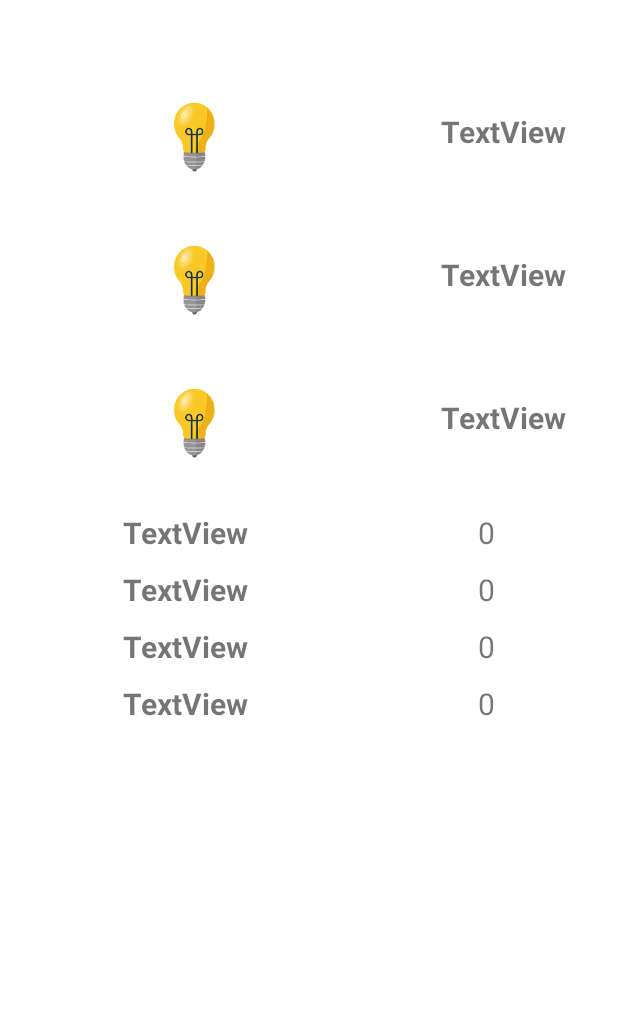
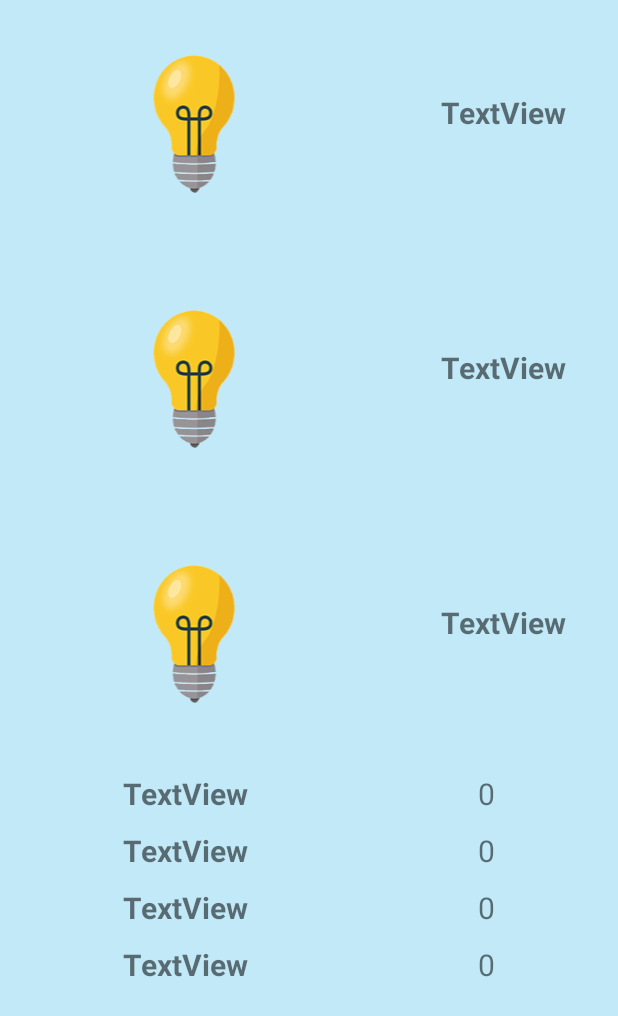
Before and after one commit to hoanguyennho35/display_luanvan, an Android app: the layout activity_main.xml on its own in the app's theme, with its tools: preview values and no code run, on a phone screen of 412 x 824 dp. Shown: the top 1016 px of the screen. Run offline under Robolectric (Android 15) with nearby library versions, the phone set to English and light mode, and no system bars.

Commit message:
change_lamp

```diff
--- a/app/src/main/res/layout/activity_main.xml
+++ b/app/src/main/res/layout/activity_main.xml
@@ -5,22 +5,24 @@
     android:layout_width="match_parent"
     android:layout_height="match_parent"
     tools:context=".MainActivity"
+    android:background="#C1E9F8"
     >
+
+    <ScrollView
+        android:layout_width="match_parent"
+        android:layout_height="match_parent">
+
+        <LinearLayout
+            android:layout_width="match_parent"
+            android:layout_height="match_parent"
+            android:orientation="vertical"
+            android:textSize="20dp">
+
             <LinearLayout
                 android:layout_width="match_parent"
                 android:layout_height="wrap_content"
-        android:orientation="vertical"
-        app:layout_constraintTop_toTopOf="parent"
-        app:layout_constraintLeft_toLeftOf="parent"
-        app:layout_constraintRight_toRightOf="parent"
-        android:layout_marginTop="50dp"
-        android:textSize="20dp"
-        >
-    <LinearLayout
-        android:layout_width="match_parent"
-        android:layout_height="wrap_content"
-        android:orientation="horizontal"
-        android:layout_marginBottom="20dp">
+                android:layout_marginBottom="20dp"
+                android:orientation="horizontal">
 
                 <ImageView
                     android:id="@+id/imageView"
@@ -35,15 +37,14 @@
                     android:gravity="center"
                     android:text="TextView"
                     android:textSize="20dp"
-            android:textStyle="bold"
-            />
+                    android:textStyle="bold" />
             </LinearLayout>
 
             <LinearLayout
                 android:layout_width="match_parent"
                 android:layout_height="wrap_content"
-        android:orientation="horizontal"
-        android:layout_marginBottom="20dp">
+                android:layout_marginBottom="20dp"
+                android:orientation="horizontal">
 
                 <ImageView
                     android:id="@+id/imageView1"
@@ -57,14 +58,15 @@
                     android:layout_height="match_parent"
                     android:gravity="center"
                     android:text="TextView"
-            android:textStyle="bold"
-            android:textSize="20dp"/>
+                    android:textSize="20dp"
+                    android:textStyle="bold" />
             </LinearLayout>
+
             <LinearLayout
                 android:layout_width="match_parent"
                 android:layout_height="wrap_content"
-        android:orientation="horizontal"
-        android:layout_marginBottom="20dp">
+                android:layout_marginBottom="20dp"
+                android:orientation="horizontal">
 
                 <ImageView
                     android:id="@+id/imageView2"
@@ -78,27 +80,26 @@
                     android:layout_height="match_parent"
                     android:gravity="center"
                     android:text="TextView"
-            android:textStyle="bold"
-            android:textSize="20dp"/>
+                    android:textSize="20dp"
+                    android:textStyle="bold" />
             </LinearLayout>
+
             <LinearLayout
                 android:layout_width="match_parent"
                 android:layout_height="wrap_content"
-        android:orientation="horizontal"
                 android:layout_margin="5dp"
                 android:layout_marginBottom="8dp"
-        >
+                android:orientation="horizontal">
 
                 <TextView
                     android:id="@+id/textView3"
                     android:layout_width="wrap_content"
                     android:layout_height="wrap_content"
                     android:layout_weight="1"
+                    android:gravity="center"
                     android:text="TextView"
-            android:gravity="center"
-            android:textStyle="bold"
                     android:textSize="20dp"
-            />
+                    android:textStyle="bold" />
 
                 <TextView
                     android:id="@+id/value0"
@@ -107,25 +108,25 @@
                     android:layout_weight="1"
                     android:gravity="center"
                     android:text="0"
-            android:textSize="20dp"/>
+                    android:textSize="20dp" />
             </LinearLayout>
+
             <LinearLayout
                 android:layout_width="match_parent"
                 android:layout_height="wrap_content"
-        android:orientation="horizontal"
                 android:layout_margin="5dp"
                 android:layout_marginBottom="8dp"
-        >
+                android:orientation="horizontal">
 
                 <TextView
                     android:id="@+id/textView4"
                     android:layout_width="wrap_content"
                     android:layout_height="wrap_content"
                     android:layout_weight="1"
+                    android:gravity="center"
                     android:text="TextView"
-            android:gravity="center"
-            android:textStyle="bold"
-            android:textSize="20dp"/>
+                    android:textSize="20dp"
+                    android:textStyle="bold" />
 
                 <TextView
                     android:id="@+id/value1"
@@ -134,25 +135,25 @@
                     android:layout_weight="1"
                     android:gravity="center"
                     android:text="0"
-            android:textSize="20dp"/>
+                    android:textSize="20dp" />
             </LinearLayout>
+
             <LinearLayout
                 android:layout_width="match_parent"
                 android:layout_height="wrap_content"
-        android:orientation="horizontal"
                 android:layout_margin="5dp"
                 android:layout_marginBottom="8dp"
-        >
+                android:orientation="horizontal">
 
                 <TextView
                     android:id="@+id/textView5"
                     android:layout_width="wrap_content"
                     android:layout_height="wrap_content"
                     android:layout_weight="1"
+                    android:gravity="center"
                     android:text="TextView"
-            android:gravity="center"
-            android:textStyle="bold"
-            android:textSize="20dp"/>
+                    android:textSize="20dp"
+                    android:textStyle="bold" />
 
                 <TextView
                     android:id="@+id/value2"
@@ -161,8 +162,9 @@
                     android:layout_weight="1"
                     android:gravity="center"
                     android:text="0"
-            android:textSize="20dp"/>
+                    android:textSize="20dp" />
             </LinearLayout>
+
             <LinearLayout
                 android:layout_width="match_parent"
                 android:layout_height="wrap_content"
@@ -175,20 +177,21 @@
                     android:layout_width="wrap_content"
                     android:layout_height="wrap_content"
                     android:layout_weight="1"
+                    android:gravity="center"
                     android:text="TextView"
-            android:gravity="center"
-            android:textStyle="bold"
-            android:textSize="20dp"/>
+                    android:textSize="20dp"
+                    android:textStyle="bold" />
 
                 <TextView
                     android:id="@+id/value3"
                     android:layout_width="wrap_content"
                     android:layout_height="wrap_content"
                     android:layout_weight="1"
+                    android:gravity="center"
                     android:text="0"
-            android:gravity="center"
-            android:textSize="20dp"
-            />
+                    android:textSize="20dp" />
             </LinearLayout>
         </LinearLayout>
+    </ScrollView>
+
 </androidx.constraintlayout.widget.ConstraintLayout>
--- a/app/src/main/res/layout/activity_main2.xml
+++ b/app/src/main/res/layout/activity_main2.xml
@@ -4,8 +4,9 @@
     xmlns:tools="http://schemas.android.com/tools"
     android:layout_width="match_parent"
     android:layout_height="match_parent"
-    android:layout_margin="10dp"
-    tools:context=".MainActivity2">
+
+    tools:context=".MainActivity2"
+    android:background="#C1E9F8">
 
     <TextView
         android:id="@+id/tv_rename"
--- a/app/src/main/res/layout/activity_main3.xml
+++ b/app/src/main/res/layout/activity_main3.xml
@@ -5,7 +5,7 @@
     android:layout_width="match_parent"
     android:layout_height="match_parent"
     tools:context=".MainActivity3"
-    android:layout_margin="10dp"
+    android:background="#C1E9F8"
     >
 
     <TextView
--- a/app/src/main/res/layout/activity_main4.xml
+++ b/app/src/main/res/layout/activity_main4.xml
@@ -4,7 +4,7 @@
     xmlns:tools="http://schemas.android.com/tools"
     android:layout_width="match_parent"
     android:layout_height="match_parent"
-    android:layout_margin="10dp"
+    android:background="#C1E9F8"
     tools:context=".MainActivity4">
     <TextView
         android:layout_width="match_parent"
@@ -22,7 +22,7 @@
         android:layout_height="wrap_content"
         app:layout_constraintTop_toBottomOf="@id/dmk"
         app:layout_constraintLeft_toLeftOf="parent"
-        android:text="Tài Khoản: "
+        android:text="  Tài Khoản: "
         android:textSize="20dp"
         android:textStyle="bold"
         android:layout_marginTop="10dp"
@@ -33,7 +33,7 @@
         android:layout_height="wrap_content"
         app:layout_constraintTop_toTopOf="@id/edmk"
         app:layout_constraintLeft_toLeftOf="parent"
-        android:text="Mật Khẩu: "
+        android:text="  Mật Khẩu: "
         android:textSize="20dp"
         android:textStyle="bold"
         android:layout_marginTop="10dp"
@@ -44,7 +44,7 @@
         android:layout_height="wrap_content"
         app:layout_constraintTop_toTopOf="@id/eddmk"
         app:layout_constraintLeft_toLeftOf="parent"
-        android:text="Mật Khẩu Mới: "
+        android:text="  Mật Khẩu Mới: "
         android:textSize="20dp"
         android:textStyle="bold"
         android:layout_marginTop="10dp"
```
Also changed, not shown: app/src/main/res/mipmap-xhdpi/background.png (added), app/src/main/res/mipmap-xhdpi/firebase.png (added), app/src/main/res/mipmap-xhdpi/lamp_off.png (added), app/src/main/res/mipmap-xhdpi/lamp_on.jpg (added), app/src/main/res/mipmap-xxxhdpi/lamp_off.png (deleted), app/src/main/res/mipmap-xxxhdpi/lamp_on.jpg (deleted). Lines whose indentation alone changed are shown as unchanged.
